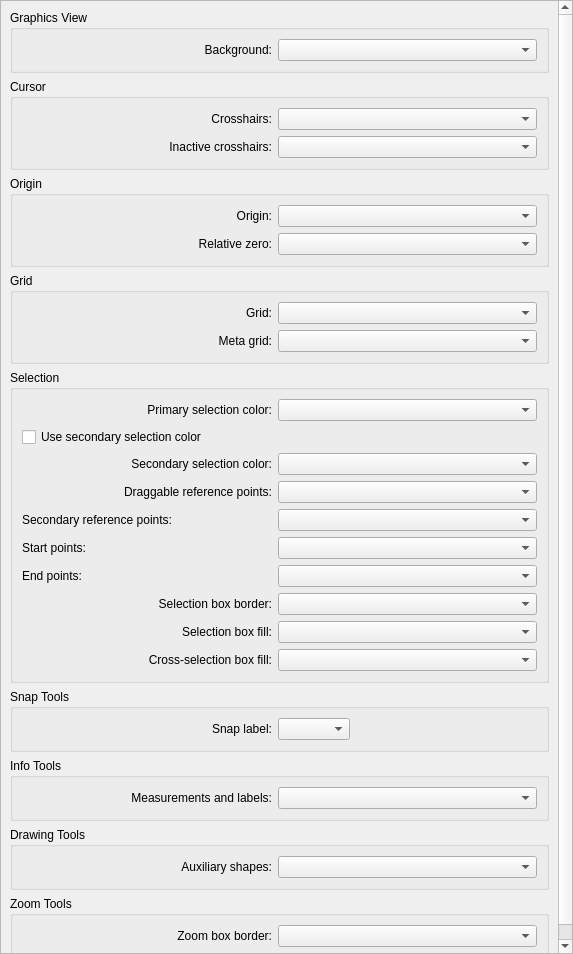
Qt form scripts/Edit/AppPreferences/GraphicsViewPreferences/ColorPreferences/PreferencesPage.ui (qcad/qcad) before a commit.
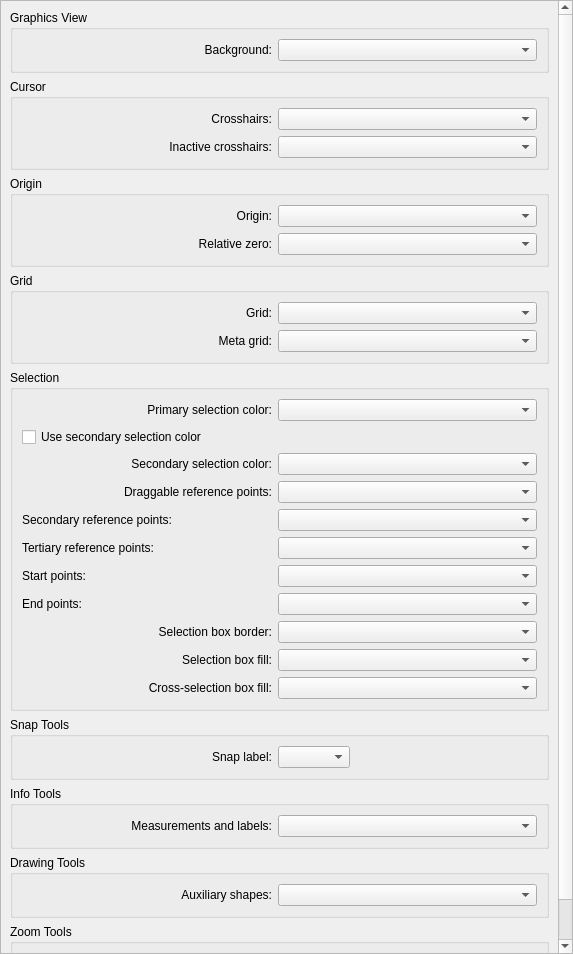
The same form after that commit. Custom widgets are drawn as their Qt base class.

Commit message: add tertiary color for reference points

What changed in the file:
```diff
--- a/scripts/Edit/AppPreferences/GraphicsViewPreferences/ColorPreferences/PreferencesPage.ui
+++ b/scripts/Edit/AppPreferences/GraphicsViewPreferences/ColorPreferences/PreferencesPage.ui
@@ -22,7 +22,7 @@
      <x>0</x>
      <y>0</y>
      <width>556</width>
-     <height>1001</height>
+     <height>1157</height>
     </rect>
    </property>
    <layout class="QVBoxLayout" name="verticalLayout">
@@ -471,7 +471,7 @@
          </property>
         </widget>
        </item>
-       <item row="7" column="0">
+       <item row="8" column="0">
         <widget class="QLabel" name="label_8">
          <property name="minimumSize">
           <size>
@@ -487,7 +487,7 @@
          </property>
         </widget>
        </item>
-       <item row="7" column="1">
+       <item row="8" column="1">
         <widget class="RColorCombo" name="SelectionBoxColor">
          <property name="onlyFixed" stdset="0">
           <bool>true</bool>
@@ -507,7 +507,7 @@
          </property>
         </widget>
        </item>
-       <item row="8" column="0">
+       <item row="9" column="0">
         <widget class="QLabel" name="label_9">
          <property name="minimumSize">
           <size>
@@ -523,7 +523,7 @@
          </property>
         </widget>
        </item>
-       <item row="8" column="1">
+       <item row="9" column="1">
         <widget class="RColorCombo" name="SelectionBoxBackgroundColor">
          <property name="onlyFixed" stdset="0">
           <bool>true</bool>
@@ -543,7 +543,7 @@
          </property>
         </widget>
        </item>
-       <item row="9" column="0">
+       <item row="10" column="0">
         <widget class="QLabel" name="label_12">
          <property name="minimumSize">
           <size>
@@ -559,7 +559,7 @@
          </property>
         </widget>
        </item>
-       <item row="9" column="1">
+       <item row="10" column="1">
         <widget class="RColorCombo" name="SelectionBoxBackgroundCrossColor">
          <property name="onlyFixed" stdset="0">
           <bool>true</bool>
@@ -579,21 +579,21 @@
          </property>
         </widget>
        </item>
-       <item row="5" column="0">
+       <item row="6" column="0">
         <widget class="QLabel" name="label_18">
          <property name="text">
           <string>Start points:</string>
          </property>
         </widget>
        </item>
-       <item row="6" column="0">
+       <item row="7" column="0">
         <widget class="QLabel" name="label_19">
          <property name="text">
           <string>End points:</string>
          </property>
         </widget>
        </item>
-       <item row="5" column="1">
+       <item row="6" column="1">
         <widget class="RColorCombo" name="StartReferencePointColor">
          <property name="onlyFixed" stdset="0">
           <bool>true</bool>
@@ -613,7 +613,7 @@
          </property>
         </widget>
        </item>
-       <item row="6" column="1">
+       <item row="7" column="1">
         <widget class="RColorCombo" name="EndReferencePointColor">
          <property name="onlyFixed" stdset="0">
           <bool>true</bool>
@@ -633,6 +633,33 @@
          </property>
         </widget>
        </item>
+       <item row="5" column="0">
+        <widget class="QLabel" name="label_20">
+         <property name="text">
+          <string>Tertiary reference points:</string>
+         </property>
+        </widget>
+       </item>
+       <item row="5" column="1">
+        <widget class="RColorCombo" name="TertiaryReferencePointColor">
+         <property name="onlyFixed" stdset="0">
+          <bool>true</bool>
+         </property>
+         <property name="showAlphaChannel" stdset="0">
+          <bool>true</bool>
+         </property>
+         <property name="color" stdset="0">
+          <color>
+           <red>0</red>
+           <green>64</green>
+           <blue>172</blue>
+          </color>
+         </property>
+         <property name="blackWhite" stdset="0">
+          <bool>false</bool>
+         </property>
+        </widget>
+       </item>
       </layout>
      </widget>
     </item>
```
Left out of the diff: 2 changed lines with no effect on the pictures. The commit also changes 5 other files.
